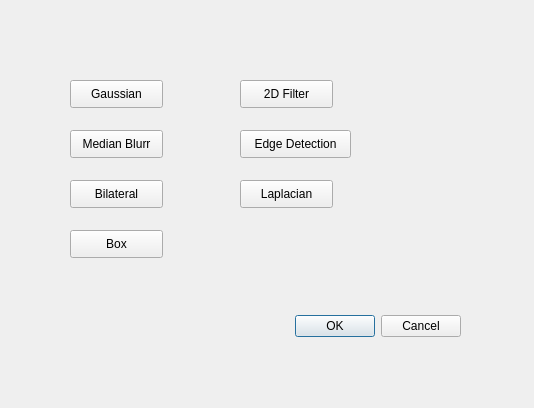
Old version of the form ComputerVisionApplications/filtersdialog.ui in the repository hardiktechnoplanet/ComputerVisionApplications.
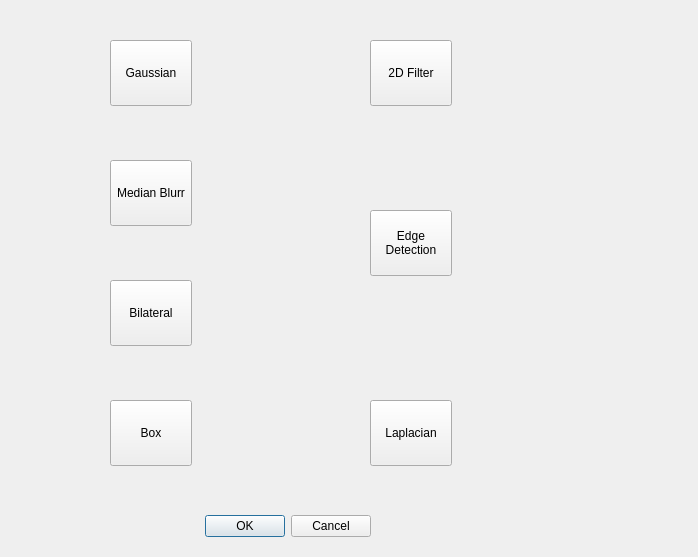
New version of the form.

Commit message: added edge detection, hough line and cirle transformation, border interpolation, general image transformations

```diff
--- a/ComputerVisionApplications/filtersdialog.ui
+++ b/ComputerVisionApplications/filtersdialog.ui
@@ -6,8 +6,8 @@
    <rect>
     <x>0</x>
     <y>0</y>
-    <width>534</width>
-    <height>408</height>
+    <width>698</width>
+    <height>557</height>
    </rect>
   </property>
   <property name="windowTitle">
@@ -16,8 +16,8 @@
   <widget class="QDialogButtonBox" name="buttonBox">
    <property name="geometry">
     <rect>
-     <x>120</x>
-     <y>310</y>
+     <x>30</x>
+     <y>510</y>
      <width>341</width>
      <height>32</height>
     </rect>
@@ -32,10 +32,10 @@
   <widget class="QPushButton" name="gaussian_pushButton">
    <property name="geometry">
     <rect>
-     <x>70</x>
-     <y>80</y>
-     <width>93</width>
-     <height>28</height>
+     <x>110</x>
+     <y>40</y>
+     <width>82</width>
+     <height>66</height>
     </rect>
    </property>
    <property name="text">
@@ -45,10 +45,10 @@
   <widget class="QPushButton" name="median_pushButton">
    <property name="geometry">
     <rect>
-     <x>70</x>
-     <y>130</y>
-     <width>93</width>
-     <height>28</height>
+     <x>110</x>
+     <y>160</y>
+     <width>82</width>
+     <height>66</height>
     </rect>
    </property>
    <property name="text">
@@ -58,10 +58,10 @@
   <widget class="QPushButton" name="bilateral_pushButton">
    <property name="geometry">
     <rect>
-     <x>70</x>
-     <y>180</y>
-     <width>93</width>
-     <height>28</height>
+     <x>110</x>
+     <y>280</y>
+     <width>82</width>
+     <height>66</height>
     </rect>
    </property>
    <property name="text">
@@ -71,10 +71,10 @@
   <widget class="QPushButton" name="box_pushButton">
    <property name="geometry">
     <rect>
-     <x>70</x>
-     <y>230</y>
-     <width>93</width>
-     <height>28</height>
+     <x>110</x>
+     <y>400</y>
+     <width>82</width>
+     <height>66</height>
     </rect>
    </property>
    <property name="text">
@@ -84,10 +84,10 @@
   <widget class="QPushButton" name="twoD_pushButton">
    <property name="geometry">
     <rect>
-     <x>240</x>
-     <y>80</y>
-     <width>93</width>
-     <height>28</height>
+     <x>370</x>
+     <y>40</y>
+     <width>82</width>
+     <height>66</height>
     </rect>
    </property>
    <property name="text">
@@ -97,23 +97,24 @@
   <widget class="QPushButton" name="edge_pushButton">
    <property name="geometry">
     <rect>
-     <x>240</x>
-     <y>130</y>
-     <width>111</width>
-     <height>28</height>
+     <x>370</x>
+     <y>210</y>
+     <width>82</width>
+     <height>66</height>
     </rect>
    </property>
    <property name="text">
-    <string>Edge Detection</string>
+    <string>Edge 
+Detection</string>
    </property>
   </widget>
   <widget class="QPushButton" name="laplacian_pushButton">
    <property name="geometry">
     <rect>
-     <x>240</x>
-     <y>180</y>
-     <width>93</width>
-     <height>28</height>
+     <x>370</x>
+     <y>400</y>
+     <width>82</width>
+     <height>66</height>
     </rect>
    </property>
    <property name="text">
```
The commit also changes 26 other files.
